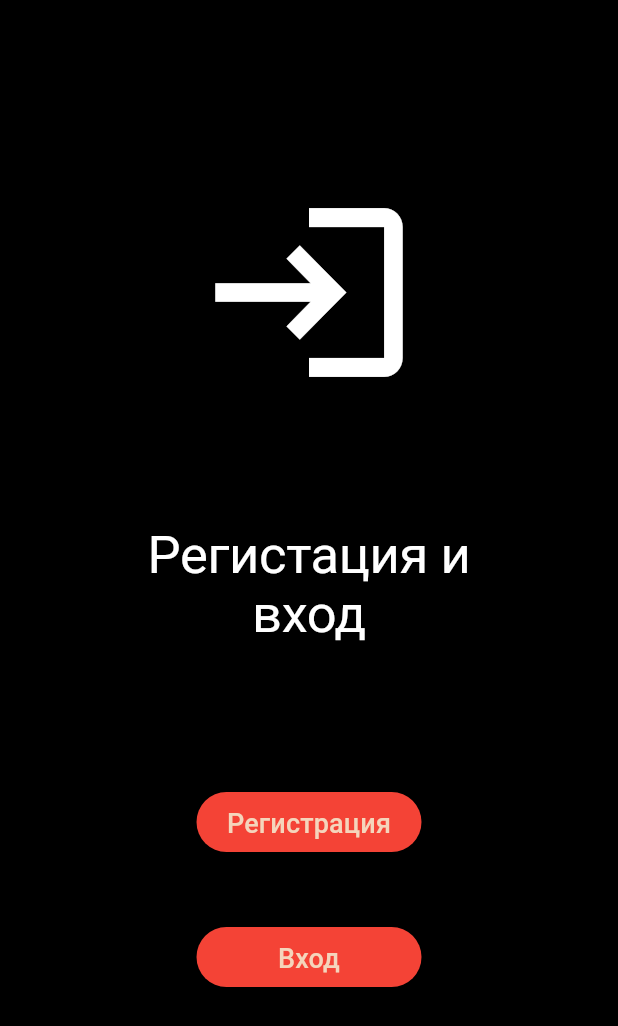
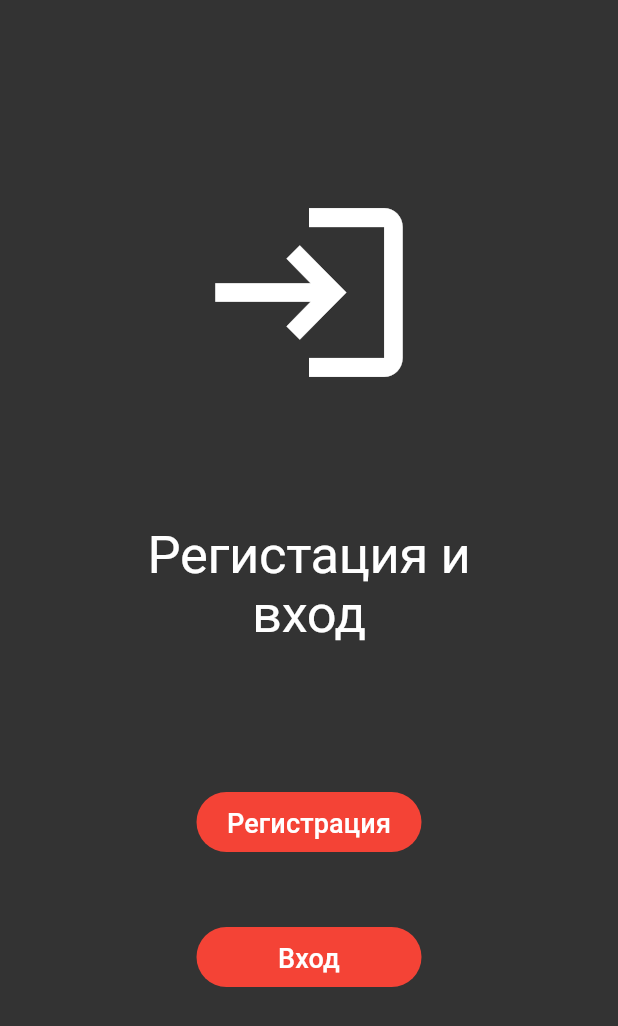
Before and after one commit to Flek55/ryuzan_shop, a Flutter app: the screen it shows after launch, after a tap on the "east" icon, on a phone screen of 412 x 824 dp. Shown: the top 1026 px of the screen. Run offline on Flutter 3.47's test engine with Material 3 defaults, Android fonts, the phone set to English and light mode, and no system bars; our stand-ins replace flutter_easyloading, fluttertoast, loading_animation_widget, shared_preferences, supabase_flutter; accounts and stored records are empty.

Commit message:
design changes and working in build variant

```diff
--- a/lib/first.dart
+++ b/lib/first.dart
@@ -24,18 +24,13 @@ class _FirstState extends State<First> {
     Size size = MediaQuery.of(context).size;
     double height = size.height;
     return Scaffold(
-        backgroundColor: const Color(0xFF000000),
+        backgroundColor: const Color(0xFF333333),
         body: Row(mainAxisAlignment: MainAxisAlignment.center, children: [
           Expanded(
               child:
               Column(mainAxisAlignment: MainAxisAlignment.start, children: [
                 Padding(padding: EdgeInsets.only(top: height / 6.5)),
-                const Text(
-                  'Ruyzan',
-                  textAlign: TextAlign.center,
-                  style: TextStyle(
-                      fontFamily: 'Roboto', fontSize: 35, color: Colors.white),
-                ),
+                Image.asset('assets/logo.jpg'),
                 const Padding(padding: EdgeInsets.only(top: 10)),
                 const Padding(padding: EdgeInsets.only(top: 90)),
                 _getIconButton(context),
--- a/lib/forgetpass.dart
+++ b/lib/forgetpass.dart
@@ -15,7 +15,7 @@ class _ForgetPassState extends State<ForgetPass> {
   @override
   Widget build(BuildContext context) {
     return Scaffold(
-      backgroundColor: Colors.black,
+      backgroundColor: const Color(0xFF333333),
       body: SafeArea(
         child: Stack(
           children: <Widget>[
--- a/lib/log.dart
+++ b/lib/log.dart
@@ -28,7 +28,7 @@ class _LoginPageState extends State<LoginPage> {
   @override
   Widget build(BuildContext context) {
     return Scaffold(
-      backgroundColor: Colors.black,
+      backgroundColor: const Color(0xFF333333),
       body: SafeArea(
         child: Stack(
           children: <Widget>[
--- a/lib/logreg.dart
+++ b/lib/logreg.dart
@@ -11,7 +11,7 @@ class _LogRegState extends State<LogReg> {
   @override
   Widget build(BuildContext context) {
     return Scaffold(
-      backgroundColor: Colors.black,
+      backgroundColor: const Color(0xFF333333),
       body: SafeArea(child: Column(
         mainAxisAlignment: MainAxisAlignment.start,
         children: [
@@ -44,7 +44,7 @@ class _LogRegState extends State<LogReg> {
                 'Регистрация',
                 textAlign: TextAlign.center,
                 style: TextStyle(
-                  color: Color(0xFFF4D5BC),
+                  color: Colors.white,
                   fontSize: 18,
                 ),
               ),
@@ -65,7 +65,7 @@ class _LogRegState extends State<LogReg> {
                 'Вход',
                 textAlign: TextAlign.center,
                 style: TextStyle(
-                  color: Color(0xFFF4D5BC),
+                  color: Colors.white,
                   fontSize: 18,
                 ),
               ),
--- a/lib/register.dart
+++ b/lib/register.dart
@@ -29,7 +29,7 @@ class _SignUpPageState extends State<SignUpPage> {
   @override
   Widget build(BuildContext context) {
     return Scaffold(
-      backgroundColor: Colors.black,
+      backgroundColor: const Color(0xFF333333),
       body: SafeArea(
         child: Stack(
           children: <Widget>[
--- a/lib/start.dart
+++ b/lib/start.dart
@@ -165,6 +165,7 @@ class StartState extends State<Start> {
         ]),
       ),
       appBar: AppBar(
+        backgroundColor: const Color(0xFF333333),
         centerTitle: true,
         title: const Text(
           "Ryuzan",
--- a/pubspec.yaml
+++ b/pubspec.yaml
@@ -61,6 +61,7 @@ flutter:
 
   assets:
     - assets/user_pic.jpg
+    - assets/logo.jpg
 
   # The following line ensures that the Material Icons font is
   # included with your application, so that you can use the icons in
```
Also changed, not shown: lib/product_page.dart (deleted, +0 -68 lines), 1 other file.
